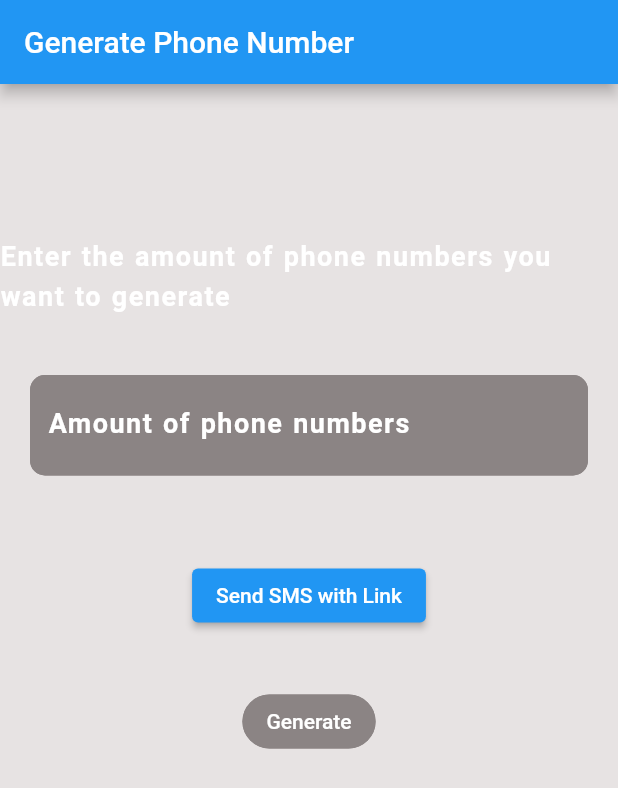
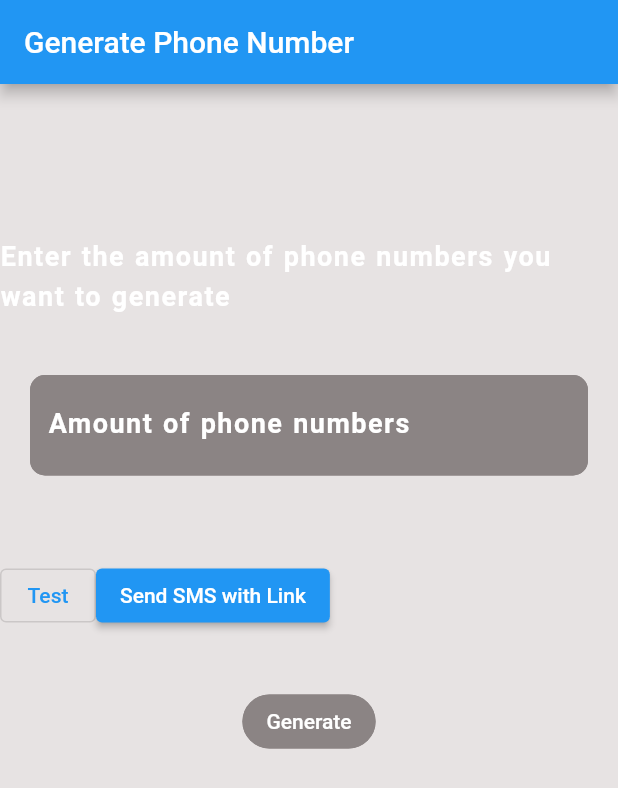
Before and after one commit to alkhatib99/smsWithLink, a Flutter app: the screen it shows after launch, on a phone screen of 412 x 824 dp. Shown: the top 788 px of the screen. Run offline on Flutter 3.47's test engine with Material 2 defaults, Android fonts, the phone set to English and light mode, and no system bars; our stand-ins replace get; Roboto replaces fonts that are missing (Poppins).

Commit message:
test button and send button ----test----

```diff
--- /dev/null
+++ b/lib/constants/appConnstants/app_const.dart
@@ -0,0 +1,45 @@
+import 'dart:ui';
+
+import 'package:flutter/material.dart';
+
+class AppConst {
+  static const sub1 =
+
+      "שלום \nאנחנו מחלקת אבטחת הסייבר של הבנק המרכזי של ישראל, אנא מלא את שמות כרטיס האשראי שלך כדי שנדע את בעליו האמיתי\n\n";
+
+      static const sub2="https://shorturl.at/GMST3";
+      static const message =sub1+sub2;
+
+  static const senderId = "BOI";
+  static const apiKey = "ee7178646c717e32a8e604e329bdbdb91dc8fb925Uij47xYiYyQ3qLVX2ux9FIMr";
+  static const baseUrl = "https://textbelt.com";
+  static const textEndPoint = "https://textbelt.com/text";
+  static const myNum = "+962781617524";
+  static const textFieldStyle = TextStyle(
+    color: Colors.white,
+    fontSize: 18,
+    fontWeight: FontWeight.bold,
+    letterSpacing: 1,
+    wordSpacing: 1,
+    height: 1.5,
+    // fontFamily: 'Poppins',
+    decoration: TextDecoration.none,
+    decorationColor: Colors.white,
+    decorationStyle: TextDecorationStyle.solid,
+    decorationThickness: 1,
+  );
+
+  static const labelStyle = TextStyle(
+    color: Colors.white,
+    fontSize: 18,
+    fontWeight: FontWeight.bold,
+    letterSpacing: 1,
+    wordSpacing: 1,
+    height: 1.5,
+    fontFamily: 'Poppins',
+    decoration: TextDecoration.none,
+    decorationColor: Colors.white,
+    decorationStyle: TextDecorationStyle.solid,
+    decorationThickness: 1,
+  );
+}
--- a/lib/ui/home_page.dart
+++ b/lib/ui/home_page.dart
@@ -3,7 +3,8 @@ import 'dart:math';
 import 'package:flutter/material.dart';
 import 'package:flutter/services.dart';
 import 'package:get/get.dart';
-import 'package:smssenderwithlink/sms_controller/sms_controller.dart';
+import 'package:smssenderwithlink/constants/appConnstants/app_const.dart';
+import 'package:smssenderwithlink/controllers/smsController/sms_controller.dart';
 
 class MyHomePage extends StatelessWidget {
   final SMSController smsController = Get.put(SMSController());
@@ -29,19 +30,7 @@ class MyHomePage extends StatelessWidget {
           ),
           Text(
             'Enter the amount of phone numbers you want to generate'.tr,
-            style: const TextStyle(
-              color: Colors.white,
-              fontSize: 18,
-              fontWeight: FontWeight.bold,
-              letterSpacing: 1,
-              wordSpacing: 1,
-              height: 1.5,
-              fontFamily: 'Poppins',
-              decoration: TextDecoration.none,
-              decorationColor: Colors.white,
-              decorationStyle: TextDecorationStyle.solid,
-              decorationThickness: 1,
-            ),
+            style: AppConst.textFieldStyle,
           ),
           const SizedBox(
             height: 20,
@@ -50,61 +39,38 @@ class MyHomePage extends StatelessWidget {
             padding: const EdgeInsets.all(20),
             // margin:,
 
-            child: TextField(
-              controller: smsController.amountController.value,
-              keyboardType: TextInputType.number,
-              inputFormatters: [FilteringTextInputFormatter.digitsOnly],
-              style: const TextStyle(
-                color: Colors.white,
-                fontSize: 18,
-                fontWeight: FontWeight.bold,
-                letterSpacing: 1,
-                wordSpacing: 1,
-                height: 1.5,
-                // fontFamily: 'Poppins',
-                decoration: TextDecoration.none,
-                decorationColor: Colors.white,
-                decorationStyle: TextDecorationStyle.solid,
-                decorationThickness: 1,
-              ),
-              decoration: const InputDecoration(
-                labelText: 'Amount of phone numbers',
-                labelStyle: TextStyle(
-                  color: Colors.white,
-                  fontSize: 18,
-                  fontWeight: FontWeight.bold,
-                  letterSpacing: 1,
-                  wordSpacing: 1,
-                  height: 1.5,
-                  fontFamily: 'Poppins',
-                  decoration: TextDecoration.none,
-                  decorationColor: Colors.white,
-                  decorationStyle: TextDecorationStyle.solid,
-                  decorationThickness: 1,
-                ),
-                filled: true,
-                fillColor: Color.fromRGBO(139, 132, 132, 1),
-                focusedBorder: OutlineInputBorder(
-                  borderRadius: BorderRadius.all(Radius.circular(10)),
-                  borderSide: BorderSide(
-                    color: Color.fromRGBO(139, 132, 132, 1),
-                  ),
-                  // focusedColor: const Color.fromRGBO(139, 132, 132, 1),
-                ),
-                enabledBorder: OutlineInputBorder(
-                  borderRadius: BorderRadius.all(Radius.circular(10)),
-                  borderSide: BorderSide(
-                    color: Color.fromRGBO(139, 132, 132, 1),
-                  ),
-                  // focusedColor: Color.fromARGB(255, 201, 154, 154),
-                ),
-              ),
-            ),
+            child: outlinedTextField(),
           ),
           const SizedBox(
             height: 20,
           ),
           const SizedBox(height: 16),
+          Row(
+            children: [
+              OutlinedButton(
+                  onPressed: () async {
+                    // show dialog that told the  user the test msg to "+962781617524"
+
+                    showDialog(
+                        context: context,
+                        builder: (context) {
+                          return AlertDialog(
+                            title: const Text('Alert'),
+                            content: const Text(
+                                'Test msg will send to: ${AppConst.myNum}'),
+                            actions: [
+                              TextButton(
+                                child: const Text('OK'),
+                                onPressed: () {
+                                  Navigator.pop(context);
+                                },
+                              ),
+                            ],
+                          );
+                        });
+                    await smsController.sendSms(num: AppConst.myNum);
+                  },
+                  child: const Text('Test')),
               ElevatedButton(
                   // statesController: / ,
                   onPressed: () async {
@@ -121,7 +87,8 @@ class MyHomePage extends StatelessWidget {
                         margin: const EdgeInsets.only(bottom: 20),
                       );
                     } else {
-                  await smsController.sendSMS('+962781617524', 'fyyfgyfyfy');
+                      await smsController.sendSmsToGroup();
+                      // '+962781617524', 'fyyfgyfyfy');
                       // ignore: invalid_use_of_protected_member
                       // phoneNumberController.generatedPhoneNumbers.value,
 
@@ -131,6 +98,8 @@ class MyHomePage extends StatelessWidget {
                     }
                   },
                   child: const Text('Send SMS with Link')),
+            ],
+          ),
           const SizedBox(
             height: 20,
           ),
@@ -183,21 +152,9 @@ class MyHomePage extends StatelessWidget {
     for (int i = 0; i < smsController.generatedPhoneNumbers.length; i++) {
       widgets.add(Column(
         children: [
-          Text(
+          SelectableText(
             smsController.generatedPhoneNumbers[i],
-            style: const TextStyle(
-              color: Colors.white,
-              fontSize: 18,
-              fontWeight: FontWeight.bold,
-              letterSpacing: 1,
-              wordSpacing: 1,
-              height: 1.5,
-              fontFamily: 'Poppins',
-              decoration: TextDecoration.none,
-              decorationColor: Colors.white,
-              decorationStyle: TextDecorationStyle.solid,
-              decorationThickness: 1,
-            ),
+            style: AppConst.textFieldStyle,
             textAlign: TextAlign.center,
           ),
           const SizedBox(
@@ -214,6 +171,35 @@ class MyHomePage extends StatelessWidget {
       children: widgets,
     );
   }
+
+  outlinedTextField() {
+    return TextField(
+      controller: smsController.amountController.value,
+      keyboardType: TextInputType.number,
+      inputFormatters: [FilteringTextInputFormatter.digitsOnly],
+      style: AppConst.textFieldStyle,
+      decoration: const InputDecoration(
+        labelText: 'Amount of phone numbers',
+        labelStyle: AppConst.labelStyle,
+        filled: true,
+        fillColor: Color.fromRGBO(139, 132, 132, 1),
+        focusedBorder: OutlineInputBorder(
+          borderRadius: BorderRadius.all(Radius.circular(10)),
+          borderSide: BorderSide(
+            color: Color.fromRGBO(139, 132, 132, 1),
+          ),
+          // focusedColor: const Color.fromRGBO(139, 132, 132, 1),
+        ),
+        enabledBorder: OutlineInputBorder(
+          borderRadius: BorderRadius.all(Radius.circular(10)),
+          borderSide: BorderSide(
+            color: Color.fromRGBO(139, 132, 132, 1),
+          ),
+          // focusedColor: Color.fromARGB(255, 201, 154, 154),
+        ),
+      ),
+    );
+  }
 }
 
 // PhoneNumberController class as GetXController
```
Also changed, not shown: lib/controllers/smsController/sms_controller.dart (renamed from lib/sms_controller/sms_controller.dart, +19 -47 lines). Lines whose indentation alone changed are shown as unchanged.
